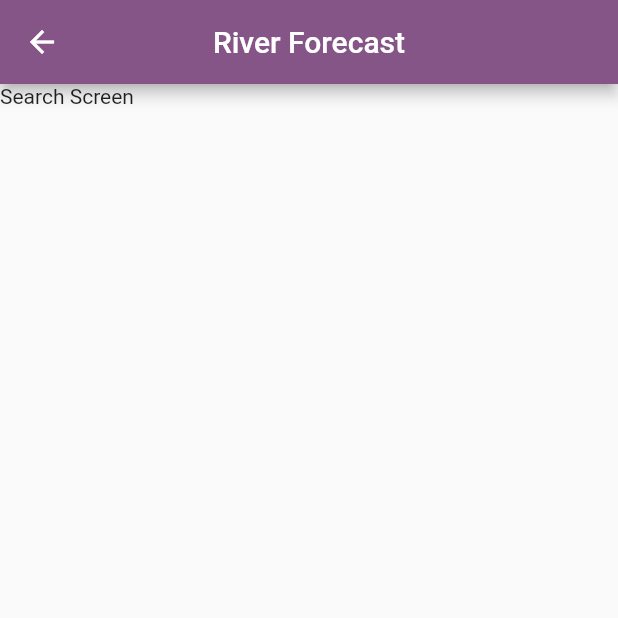
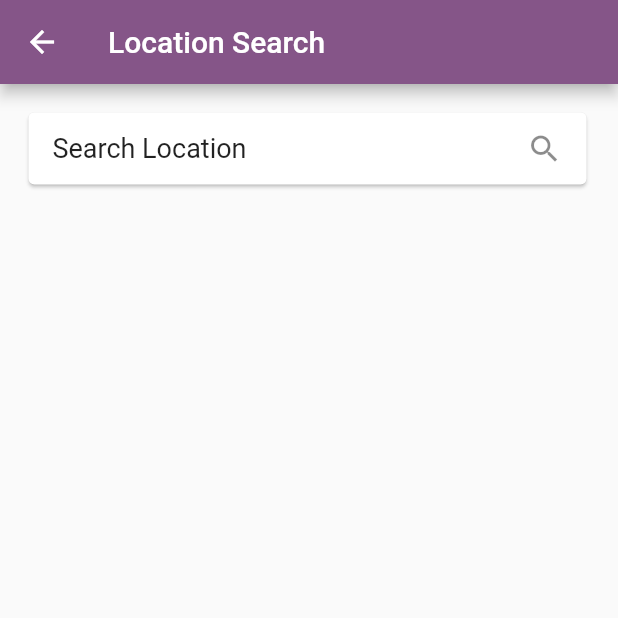
Before and after one commit to tjtyler/NWM_MobileApp, a Flutter app: the SearchScreen screen opened directly, on a phone screen of 412 x 824 dp, the top half of it. Run offline on Flutter 3.47's test engine with Material 2 defaults, Android fonts, the phone set to English and light mode, and no system bars; our stand-ins replace dio, google_maps_flutter; missing offline and left inert: flutter_google_places_hoc081098, google_api_headers, google_maps_webservice.

Commit message:
things are working except for the location search

```diff
--- a/lib/screens/search.dart
+++ b/lib/screens/search.dart
@@ -1,7 +1,11 @@
 import 'package:flutter/material.dart';
 import 'package:google_maps_flutter/google_maps_flutter.dart';
 import 'package:dio/dio.dart';
+import 'package:flutter_google_places_hoc081098/flutter_google_places_hoc081098.dart';
+import 'package:google_api_headers/google_api_headers.dart';
+import 'package:google_maps_webservice/places.dart';
 
+// https://www.youtube.com/watch?v=tfFByL7F-00&t=238s
 class SearchScreen extends StatefulWidget {
   const SearchScreen({super.key});
 
@@ -10,28 +14,79 @@ class SearchScreen extends StatefulWidget {
 }
 
 class _SearchScreenState extends State<SearchScreen> {
-  final _backArrow = const Icon(Icons.arrow_back);
-  Widget _appBarTitle = const Text('River Forecast');
+  String googleApikey = "AIzaSyAZbG9wTZbKpju3qk-rid9JlusNkfO2L2M";
+  GoogleMapController? mapController; //contrller for Google map
+  final TextEditingController _searchController = TextEditingController();
+  CameraPosition? cameraPosition;
+  LatLng startLocation = const LatLng(27.6602292, 85.308027);
+  String location = "Search Location";
 
   @override
   Widget build(BuildContext context) {
     return Scaffold(
-        appBar: _buildBar(context),
-        body: // Container(child: _googleMap(_center)),
-            Text("Search Screen"));
-  }
+        appBar: AppBar(
+          title: const Text("Location Search"),
+          backgroundColor: const Color.fromARGB(255, 133, 85, 136),
+        ),
+        body: Column(children: [
+          //search autoconplete input
+          Positioned(
+              //search input bar
+              top: 10,
+              child: InkWell(
+                  onTap: () async {
+                    var place = await PlacesAutocomplete.show(
+                        context: context,
+                        apiKey: googleApikey,
+                        mode: Mode.overlay,
+                        types: [],
+                        strictbounds: false,
+                        components: [Component(Component.country, 'np')],
+                        //google_map_webservice package
+                        onError: (err) {
+                          print(err);
+                        });
 
-  PreferredSizeWidget _buildBar(BuildContext context) {
-    return AppBar(
-      centerTitle: true,
-      title: _appBarTitle,
-      leading: IconButton(
-        icon: _backArrow,
-        onPressed: () {
-          Navigator.pop(context);
-        },
-      ),
-      backgroundColor: const Color.fromARGB(255, 133, 85, 136),
-    );
+                    if (place != null) {
+                      setState(() {
+                        location = place.description.toString();
+                      });
+
+                      //form google_maps_webservice package
+                      final plist = GoogleMapsPlaces(
+                        apiKey: googleApikey,
+                        apiHeaders: await const GoogleApiHeaders().getHeaders(),
+                        //from google_api_headers package
+                      );
+                      String placeid = place.placeId ?? "0";
+                      final detail = await plist.getDetailsByPlaceId(placeid);
+                      final geometry = detail.result.geometry!;
+                      final lat = geometry.location.lat;
+                      final lang = geometry.location.lng;
+                      var newlatlang = LatLng(lat, lang);
+
+                      //move map camera to selected place with animation
+                      mapController?.animateCamera(
+                          CameraUpdate.newCameraPosition(
+                              CameraPosition(target: newlatlang, zoom: 17)));
+                    }
+                  },
+                  child: Padding(
+                    padding: const EdgeInsets.all(15),
+                    child: Card(
+                      child: Container(
+                          padding: const EdgeInsets.all(0),
+                          width: MediaQuery.of(context).size.width - 40,
+                          child: ListTile(
+                            title: Text(
+                              location,
+                              style: const TextStyle(fontSize: 18),
+                            ),
+                            trailing: const Icon(Icons.search),
+                            dense: true,
+                          )),
+                    ),
+                  )))
+        ]));
   }
 }
```
Also changed, not shown: 2 other files.
